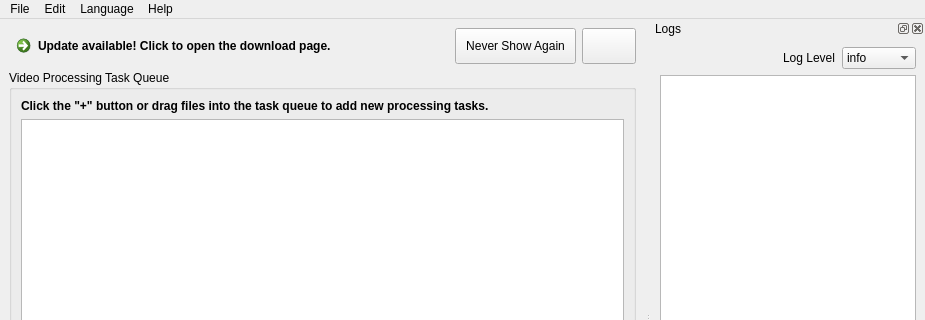
First picture: the form in src/mainwindow.ui, repository k4yt3x/video2x-qt6, before the edit; both pictures show x 0 to 925 and y 0 to 320 of the 925 by 647 pixel window.
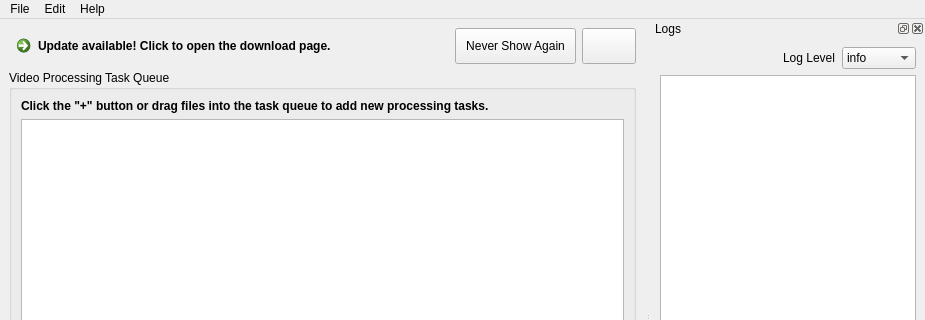
Second picture: the form after the edit. Icons and pictures are not drawn. Custom widgets are drawn as their Qt base class.

Patch:
```diff
--- a/src/mainwindow.ui
+++ b/src/mainwindow.ui
@@ -491,17 +491,6 @@
     <addaction name="actionReport_Bugs"/>
     <addaction name="actionAbout"/>
    </widget>
-   <widget class="QMenu" name="menuLanguage">
-    <property name="title">
-     <string>Language</string>
-    </property>
-    <addaction name="actionLanguageENUS"/>
-    <addaction name="actionLanguageZHCN"/>
-    <addaction name="actionLanguageJAJP"/>
-    <addaction name="actionLanguagePTPT"/>
-    <addaction name="actionLanguageFRFR"/>
-    <addaction name="actionLanguageDEDE"/>
-   </widget>
    <widget class="QMenu" name="menuSettings">
     <property name="title">
      <string>Edit</string>
@@ -510,7 +499,6 @@
    </widget>
    <addaction name="menuFile"/>
    <addaction name="menuSettings"/>
-   <addaction name="menuLanguage"/>
    <addaction name="menuHelp"/>
   </widget>
   <widget class="QStatusBar" name="statusbar"/>
```
Left out of the diff: 36 changed lines with no effect on the pictures.
